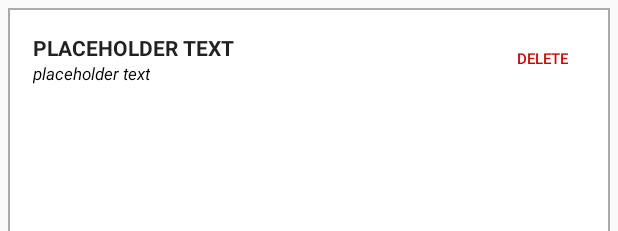
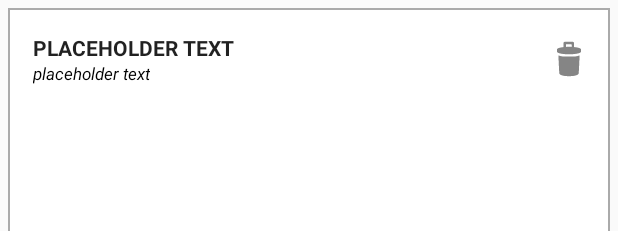
Before and after one commit to medelnant/CrossPlatform_Repo, an Android app: the layout datalist_itemrow.xml on its own in the app's theme, with its tools: preview values and no code run, on a phone screen of 412 x 824 dp. Shown: the top 231 px of the screen. Run offline under Robolectric (Android 15) with nearby library versions, the phone set to English and light mode, and no system bars.

Commit message:
Added icon artwork
For addNewDataItem and deleteIcon

```diff
--- a/CrossPlatform_Android/app/src/main/java/com/michaeledelnant/adapters/CustomDataListAdapter.java
+++ b/CrossPlatform_Android/app/src/main/java/com/michaeledelnant/adapters/CustomDataListAdapter.java
@@ -2,12 +2,14 @@ package com.michaeledelnant.adapters;
 
 import android.app.FragmentManager;
 import android.content.Context;
+import android.graphics.Color;
 import android.util.Log;
 import android.view.LayoutInflater;
 import android.view.View;
 import android.view.ViewGroup;
 import android.widget.BaseAdapter;
 import android.widget.Button;
+import android.widget.ImageButton;
 import android.widget.TextView;
 import android.widget.Toast;
 
@@ -67,7 +69,8 @@ public class CustomDataListAdapter extends BaseAdapter {
 
         TextView dataItemTitle = (TextView) listRowView.findViewById(R.id.dataTitle);
         TextView dataItemQuantity = (TextView) listRowView.findViewById(R.id.dataQuantity);
-        Button dataDelete = (Button) listRowView.findViewById(R.id.deleteItem);
+        ImageButton dataDelete = (ImageButton) listRowView.findViewById(R.id.deleteItem);
+        dataDelete.setColorFilter(Color.rgb(209, 35, 50));
 
         dataDelete.setOnClickListener(new View.OnClickListener() {
             @Override
--- a/CrossPlatform_Android/app/src/main/java/com/michaeledelnant/crossplatform_android/DataListFragment.java
+++ b/CrossPlatform_Android/app/src/main/java/com/michaeledelnant/crossplatform_android/DataListFragment.java
@@ -163,6 +163,7 @@ public class DataListFragment extends ListFragment {
     public void refreshDataItems() {
         ParseQuery<ParseObject> query = ParseQuery.getQuery("DataItem");
         query.whereEqualTo("user", ParseUser.getCurrentUser());
+        query.orderByDescending("createdAt");
         query.findInBackground(new FindCallback<ParseObject>() {
             @Override
             public void done(List<ParseObject> parseObjects, ParseException e) {
--- a/CrossPlatform_Android/app/src/main/res/layout/datalist_itemrow.xml
+++ b/CrossPlatform_Android/app/src/main/res/layout/datalist_itemrow.xml
@@ -79,14 +79,14 @@
                     android:layout_gravity="right"
                     android:gravity="right">
 
-                    <Button
+                    <ImageButton
                         android:id="@+id/deleteItem"
                         android:layout_width="wrap_content"
                         android:layout_height="match_parent"
-                        android:text="Delete"
+                        android:src="@drawable/ic_action_discard"
                         android:background="@android:color/transparent"
-                        android:textColor="@android:color/holo_red_dark"
-                        android:textSize="10sp"/>
+                        android:textSize="10sp"
+                        android:layout_marginRight="10dp"/>
 
                 </LinearLayout>
 
--- a/CrossPlatform_Android/app/src/main/res/menu/datalist.xml
+++ b/CrossPlatform_Android/app/src/main/res/menu/datalist.xml
@@ -5,6 +5,6 @@
         android:title="Add Item"
         android:orderInCategory="10"
         app:showAsAction="always"
-        android:icon="@drawable/ic_launcher"/>
+        android:icon="@drawable/ic_action_new"/>
 
 </menu>
```
Also changed, not shown: CrossPlatform_Android/app/src/main/res/drawable-hdpi/ic_action_discard.png (added), CrossPlatform_Android/app/src/main/res/drawable-hdpi/ic_action_new.png (added), CrossPlatform_Android/app/src/main/res/drawable-mdpi/ic_action_discard.png (added), CrossPlatform_Android/app/src/main/res/drawable-mdpi/ic_action_new.png (added), CrossPlatform_Android/app/src/main/res/drawable-xhdpi/ic_action_discard.png (added), CrossPlatform_Android/app/src/main/res/drawable-xhdpi/ic_action_new.png (added), CrossPlatform_Android/app/src/main/res/drawable-xxhdpi/ic_action_discard.png (added), CrossPlatform_Android/app/src/main/res/drawable-xxhdpi/ic_action_new.png (added), 1 other file.
